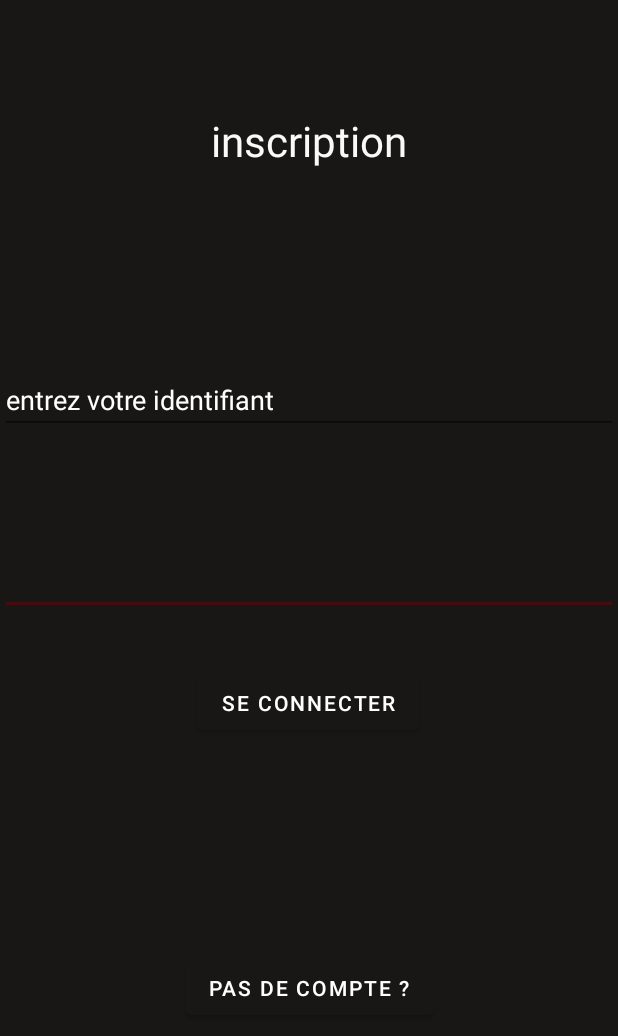
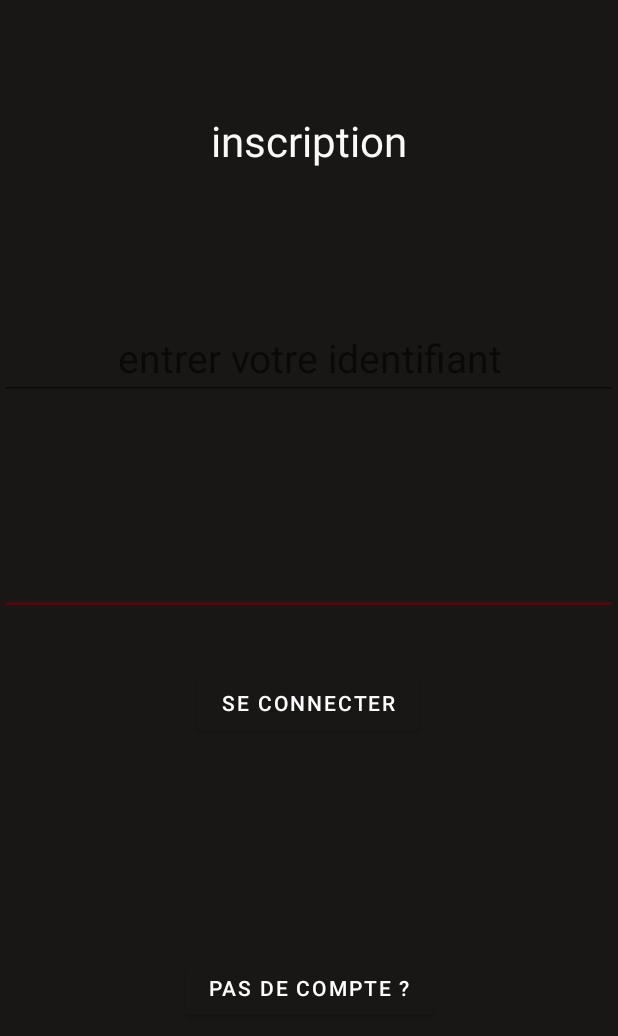
Before and after one commit to Andraziel/PulseNetwork, an Android app: the layout activity_main.xml on its own in the app's theme, with its tools: preview values and no code run, on a phone screen of 412 x 824 dp. Shown: the top 1036 px of the screen. Run offline under Robolectric (Android 15) with nearby library versions, the phone set to English and light mode, and no system bars.

Commit message:
tentative page de login n°666

```diff
--- a/app/src/main/res/layout/activity_main.xml
+++ b/app/src/main/res/layout/activity_main.xml
@@ -49,21 +49,6 @@
         app:layout_constraintTop_toBottomOf="@+id/textView"
         app:layout_constraintVertical_bias="0.0" />
 
-    <EditText
-        android:id="@+id/id"
-        android:layout_width="0dp"
-        android:layout_height="wrap_content"
-        android:layout_marginTop="56dp"
-        android:ems="10"
-        android:inputType="textPersonName"
-        android:text="entrez votre identifiant"
-        android:textColor="#FFFFFF"
-        app:layout_constraintBottom_toTopOf="@+id/mdp"
-        app:layout_constraintEnd_toEndOf="parent"
-        app:layout_constraintHorizontal_bias="0.497"
-        app:layout_constraintStart_toStartOf="parent"
-        app:layout_constraintTop_toBottomOf="@+id/textView" />
-
     <Button
         android:id="@+id/redir"
         android:layout_width="wrap_content"
@@ -74,4 +59,17 @@
         app:layout_constraintStart_toStartOf="parent"
         app:layout_constraintTop_toBottomOf="@+id/sub" />
 
+    <EditText
+        android:id="@+id/id"
+        android:layout_width="0dp"
+        android:layout_height="wrap_content"
+        android:hint="entrer votre identifiant"
+        android:textAlignment="center"
+        android:textColor="@color/white"
+        android:textSize="26sp"
+        app:layout_constraintBottom_toTopOf="@+id/mdp"
+        app:layout_constraintEnd_toEndOf="parent"
+        app:layout_constraintStart_toStartOf="parent"
+        app:layout_constraintTop_toBottomOf="@+id/textView" />
+
 </androidx.constraintlayout.widget.ConstraintLayout>
```
